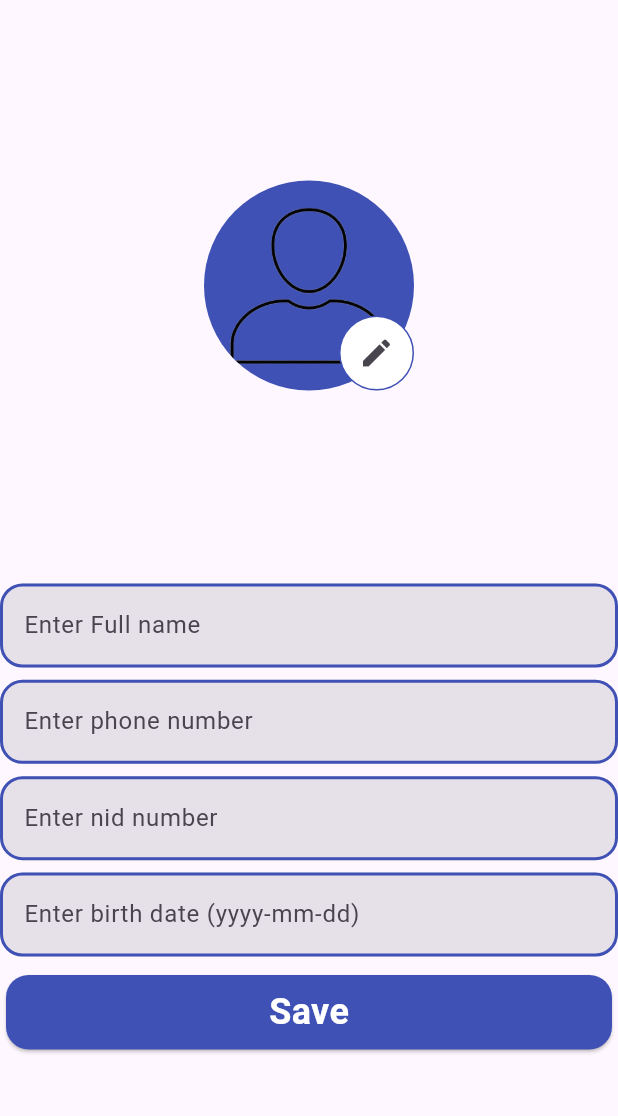
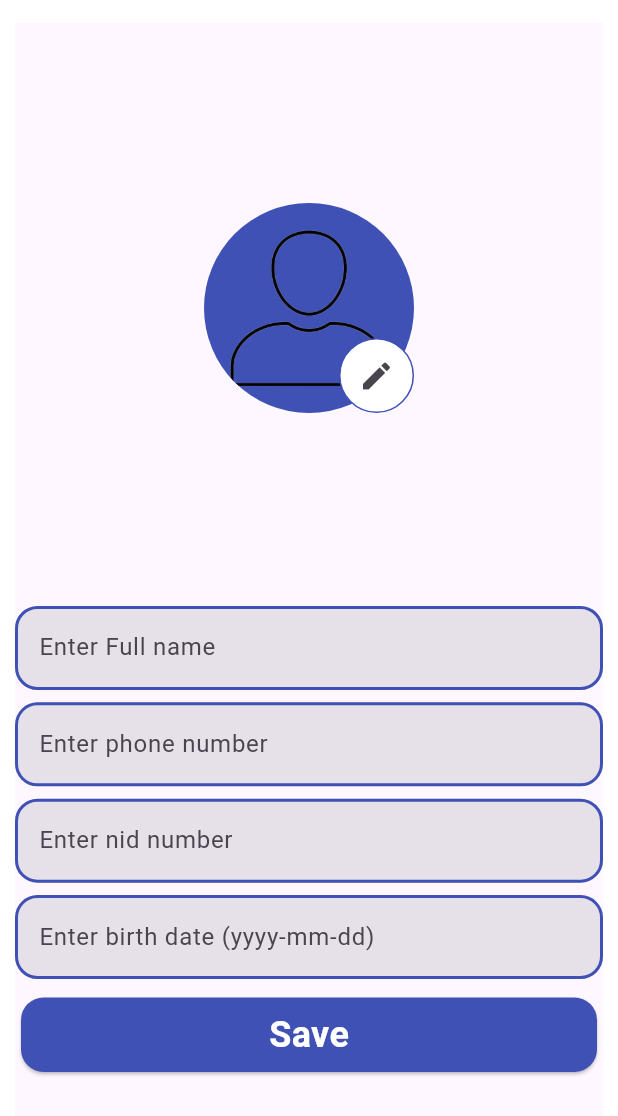
Before and after one commit to mdabdullahalsiddik/PayApp-With-GetX, a Flutter app: the ProfileView screen opened directly, on a phone screen of 412 x 824 dp. Shown: the top 1116 px of the screen. Run offline on Flutter 3.47's test engine with Material 3 defaults, Android fonts, the phone set to English and light mode, and no system bars; our stand-ins replace cloud_firestore, firebase_auth, firebase_core, firebase_messaging, firebase_storage, flutter_easyloading and 3 more; accounts and stored records are empty.

Commit message:
Error Solve

```diff
--- a/lib/controller/add_money_controller.dart
+++ b/lib/controller/add_money_controller.dart
@@ -11,7 +11,9 @@ class AddMoneyController extends GetxController {
   var forky = GlobalKey<FormState>();
   int? money;
   int? senderAmount;
+  // ignore: prefer_typing_uninitialized_variables
   var senderToken;
+  // ignore: prefer_typing_uninitialized_variables
   var senderImage;
   String? senderName;
   addMoney() async {
@@ -43,7 +45,7 @@ class AddMoneyController extends GetxController {
         "date": DateTime.now().toString(),
         "receiver_image": "",
         "receiver_name": "",
-        "sender": "",
+        "sender": "Add Money",
         "sender_image": senderImage,
         "sender_name": senderName,
       });
--- a/lib/controller/profile_controller.dart
+++ b/lib/controller/profile_controller.dart
@@ -1,3 +1,5 @@
+// ignore_for_file: avoid_print, duplicate_ignore
+
 import 'dart:io';
 
 import 'package:flutter/material.dart';
@@ -20,6 +22,7 @@ class ProfileController extends GetxController {
       final tempImage = File(image!.path);
       pickedImage = tempImage;
     } catch (e) {
+      // ignore: avoid_print
       print(e);
     }
   }
@@ -61,7 +64,7 @@ class ProfileController extends GetxController {
       "birthday": birthController.text,
       "mail": FirebaseAllFunction.auth.currentUser!.email,
       "image": images,
-      "balance": 2000,
+      "balance": 0,
       "token": await FirebaseAllFunction.messaging.getToken(),
     });
     Get.offAll(const BottomNavigatorView());
--- a/lib/controller/send_money_controller.dart
+++ b/lib/controller/send_money_controller.dart
@@ -1,3 +1,5 @@
+// ignore_for_file: prefer_typing_uninitialized_variables
+
 import 'package:flutter/material.dart';
 import 'package:get/get_core/src/get_main.dart';
 import 'package:get/get_navigation/get_navigation.dart';
--- a/lib/services /notification_api.dart
+++ b/lib/services /notification_api.dart
@@ -10,6 +10,7 @@ class NotificationApi {
     var kye =
         "AAAAzwDPxw8:APA91bHvqVrf70Fki39zOQqKeNTG1P0Pj4vzG9W5BdbH9DmxSlvdVLT0skhu_sp0g-OU2REVlDXj8TgM_Wdv0ge3A-rNi3NdO6iUS8c5gRu699hXgjJPca9BRJUprpmC-_6k7kYYXNBL";
     try {
+      // ignore: unused_local_variable
       final http.Response response = await http.post(
         Uri.parse("https://fcm.googleapis.com/fcm/send"),
         headers: {
@@ -27,6 +28,7 @@ class NotificationApi {
         ),
       );
     } catch (e) {
+      // ignore: avoid_print
       print(e);
     }
   }
--- a/lib/services /notification_services .dart
+++ b/lib/services /notification_services .dart
@@ -1,3 +1,5 @@
+
+// ignore_for_file: file_names
 
 import 'package:flutter_local_notifications/flutter_local_notifications.dart';
 
--- a/lib/views/authentication/register_view.dart
+++ b/lib/views/authentication/register_view.dart
@@ -1,6 +1,6 @@
 import 'package:flutter/material.dart';
 import 'package:get/get.dart';
-import 'package:pay/controller/registerc_controller.dart';
+import 'package:pay/controller/register_controller.dart';
 import 'package:pay/static/all%20colors/all_colors.dart';
 import 'package:pay/static/all%20texts/all_texts.dart';
 import 'package:pay/views/authentication/login_view.dart';
--- a/lib/views/profile_view.dart
+++ b/lib/views/profile_view.dart
@@ -1,3 +1,5 @@
+// ignore_for_file: use_build_context_synchronously
+
 import 'package:flutter/material.dart';
 import 'package:get/get.dart';
 import 'package:pay/controller/profile_controller.dart';
@@ -7,7 +9,7 @@ import 'package:pay/widgets/custom_textfromfield.dart';
 
 class ProfileView extends GetView<ProfileController> {
   ProfileView({super.key});
-  final forky = GlobalKey<FormState>();
+
   final ProfileController profileController = Get.put(ProfileController());
   @override
   Widget build(BuildContext context) {
@@ -15,7 +17,12 @@ class ProfileView extends GetView<ProfileController> {
 
     return GetBuilder<ProfileController>(
       builder: (controller) {
-        return Scaffold(
+        return Padding(
+           padding: const EdgeInsets.symmetric(
+                            horizontal: 10,
+                            vertical: 15,
+                          ),
+          child: Scaffold(
             body: SingleChildScrollView(
               child: SizedBox(
                 height: size.height,
@@ -88,7 +95,7 @@ class ProfileView extends GetView<ProfileController> {
                       ],
                     ),
                     Form(
-                      key: forky,
+                        key: profileController.forky,
                         child: Column(
                           children: [
                             SizedBox(
@@ -149,10 +156,8 @@ class ProfileView extends GetView<ProfileController> {
                             CustomButton(
                               text: "Save",
                               onTap: () async {
-                              if (forky.currentState!.validate()) {
                                 await profileController.sendImage();
                                 profileController.setProfile();
-                              }
                               },
                             ),
                           ],
@@ -161,6 +166,7 @@ class ProfileView extends GetView<ProfileController> {
                 ),
               ),
             ),
+          ),
         );
       },
     );
--- a/lib/views/welcome_views.dart/splash_view.dart
+++ b/lib/views/welcome_views.dart/splash_view.dart
@@ -3,7 +3,6 @@ import 'package:get/get_core/get_core.dart';
 import 'package:get/get_navigation/get_navigation.dart';
 import 'package:pay/function/firebase_function.dart';
 import 'package:pay/static/all%20colors/all_colors.dart';
-import 'package:pay/views/home_view.dart';
 import 'package:pay/views/navigator/bottom_navigator.dart';
 import 'package:pay/views/welcome_views.dart/welcome_view.dart';
 
@@ -13,6 +12,7 @@ class SplashView extends StatelessWidget {
   @override
   Widget build(BuildContext context) {
     Future.delayed(const Duration(seconds: 5)).then((value) {
+
       FirebaseAllFunction.auth.currentUser == null
           ? Get.to(const WelcomeView())
           : Get.to(
--- a/lib/widgets/custom_manu_bottom.dart
+++ b/lib/widgets/custom_manu_bottom.dart
@@ -1,6 +1,5 @@
 // ignore_for_file: public_member_api_docs, sort_constructors_first
 import 'package:flutter/material.dart';
-import 'package:get/get_state_manager/get_state_manager.dart';
 
 import 'package:pay/static/all%20colors/all_colors.dart';
 
```
Also changed, not shown: lib/views/account_view.dart (+10 -2 lines), lib/views/home_view.dart (+19 -10 lines), lib/views/send_money_view.dart (+7 -1 lines), lib/views/success_view.dart (+7 -2 lines), lib/controller/register_controller.dart (renamed from lib/controller/registerc_controller.dart), lib/widgets/custom_list_tile.dart (renamed from lib/widgets/custom_listtile.dart). Lines whose indentation alone changed are shown as unchanged.
